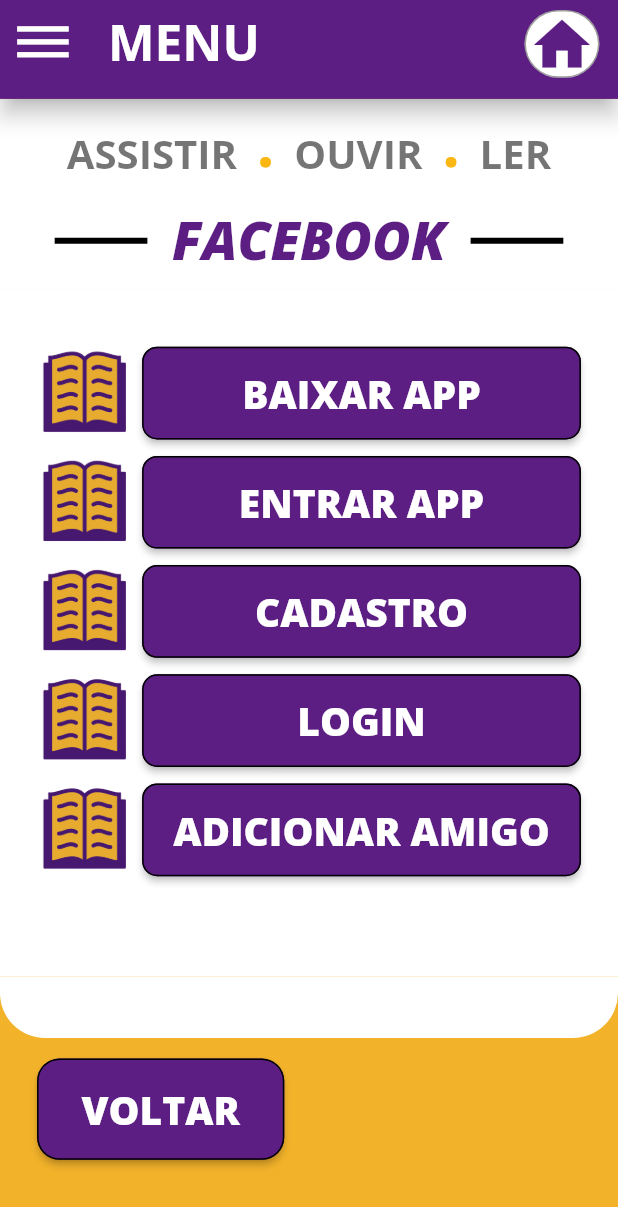
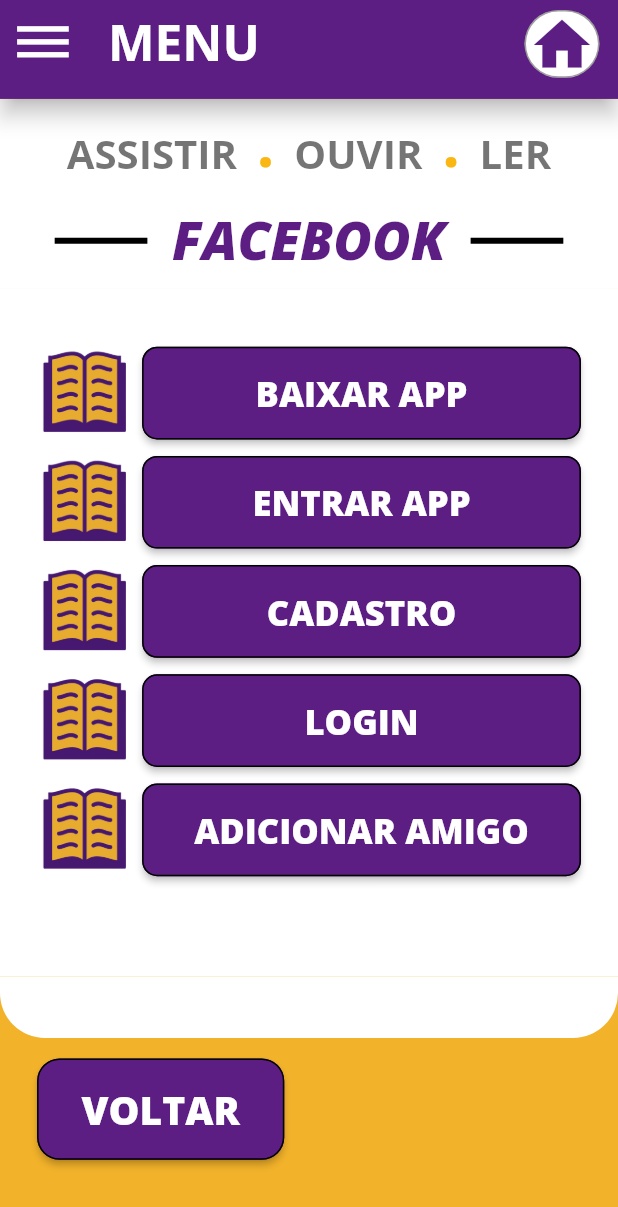
Before and after one commit to AegonX007/Projeto_Porto_Digital-Teclar, a Flutter app: the TelaFacebook screen opened directly, on a phone screen of 412 x 824 dp. Shown: the top 1207 px of the screen. Run offline on Flutter 3.47's test engine with Material 2 defaults, Android fonts, the phone set to English and light mode, and no system bars; our stand-ins replace audioplayers, brasil_fields, cloud_firestore, email_validator, firebase_auth, firebase_storage and 4 more; missing offline and left inert: bloc_pattern, cpfcnpj; accounts and stored records are empty.

Commit message:
Retirado a pasta de APK e algumas outras alterações

```diff
--- a/lib/ui_tutorial_facebook/TelaInicial_Facebook.dart
+++ b/lib/ui_tutorial_facebook/TelaInicial_Facebook.dart
@@ -462,7 +462,7 @@
                   nome,
                   style: TextStyle(
                     fontFamily: 'Open Sans Extra Bold',
-                    fontSize: (sizeWidth * 0.35) * 0.18,
+                    fontSize: (sizeWidth * 0.35) * 0.16,
                     fontWeight: FontWeight.bold,
                   ),
                 )),
--- a/lib/ui_tutorial_ifood/TelaInicial_Ifood.dart
+++ b/lib/ui_tutorial_ifood/TelaInicial_Ifood.dart
@@ -476,7 +476,7 @@
                   nome,
                   style: TextStyle(
                     fontFamily: 'Open Sans Extra Bold',
-                    fontSize: (sizeWidth * 0.35) * 0.18,
+                    fontSize: (sizeWidth * 0.35) * 0.16,
                     fontWeight: FontWeight.bold,
                   ),
                 )),
--- a/lib/ui_tutorial_instagram/TelaInicial_Instagram.dart
+++ b/lib/ui_tutorial_instagram/TelaInicial_Instagram.dart
@@ -474,7 +474,7 @@
                   nome,
                   style: TextStyle(
                     fontFamily: 'Open Sans Extra Bold',
-                    fontSize: (sizeWidth * 0.35) * 0.18,
+                    fontSize: (sizeWidth * 0.35) * 0.16,
                     fontWeight: FontWeight.bold,
                   ),
                 )),
--- a/lib/ui_tutorial_uber/TelaInicial_Uber.dart
+++ b/lib/ui_tutorial_uber/TelaInicial_Uber.dart
@@ -471,7 +471,7 @@
                   nome,
                   style: TextStyle(
                     fontFamily: 'Open Sans Extra Bold',
-                    fontSize: (sizeWidth * 0.35) * 0.18,
+                    fontSize: (sizeWidth * 0.35) * 0.16,
                     fontWeight: FontWeight.bold,
                   ),
                 )),
--- a/lib/ui_tutorial_whatsapp/TelaInicial_Whatsapp.dart
+++ b/lib/ui_tutorial_whatsapp/TelaInicial_Whatsapp.dart
@@ -474,7 +474,7 @@
                   nome,
                   style: TextStyle(
                     fontFamily: 'Open Sans Extra Bold',
-                    fontSize: (sizeWidth * 0.35) * 0.18,
+                    fontSize: (sizeWidth * 0.35) * 0.16,
                     fontWeight: FontWeight.bold,
                   ),
                 )),
```
